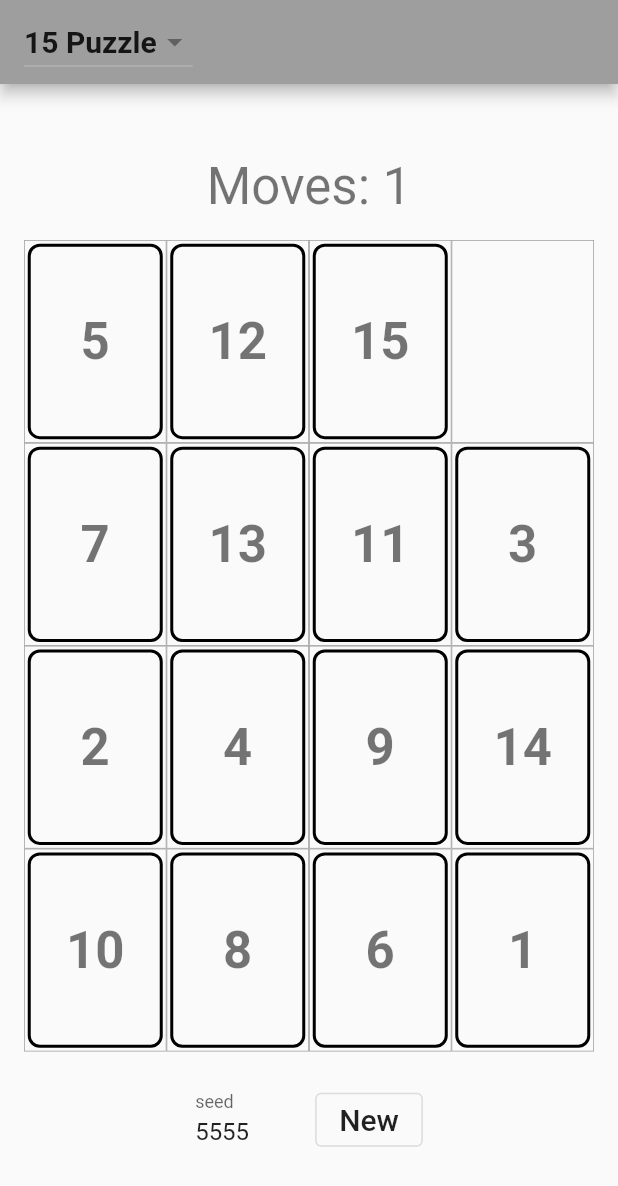
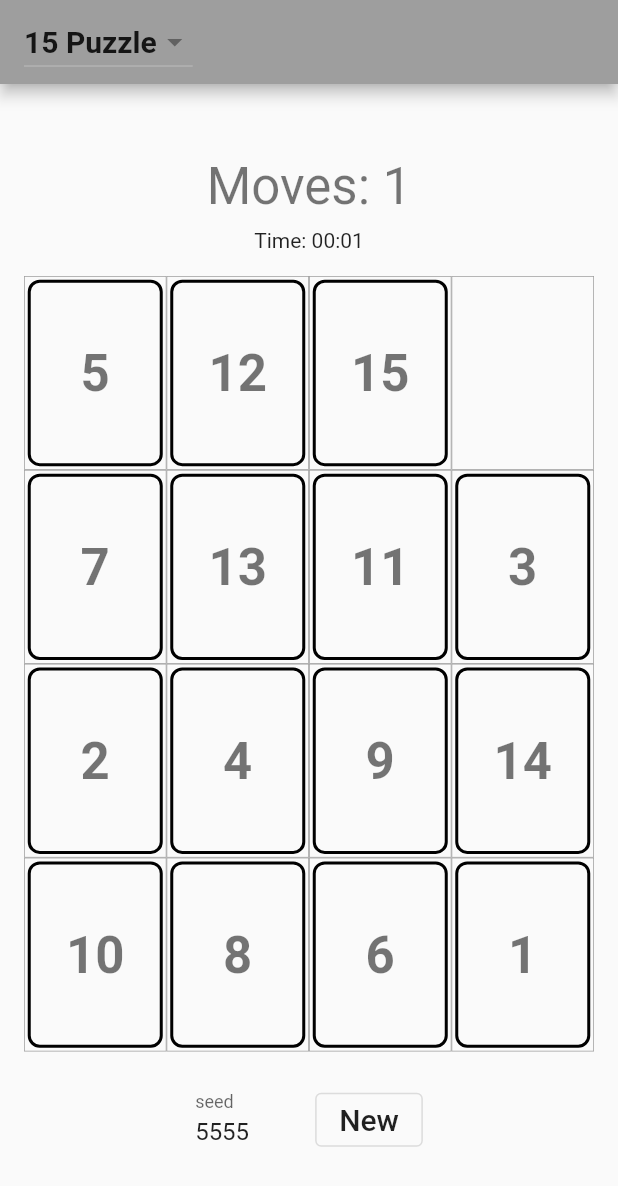
Before and after one commit to RyochanUedasan/fifteen_puzzle, a Flutter app: the screen it shows after launch, after a tap on an icon or button, on a phone screen of 412 x 824 dp. Shown: the top 1186 px of the screen. Run offline on Flutter 3.47's test engine with Material 2 defaults, Android fonts, the phone set to English and light mode, and no system bars.

Commit message:
Count and display playtime (#12)

```diff
--- a/lib/game.dart
+++ b/lib/game.dart
@@ -1,6 +1,7 @@
 import 'dart:math';
 
 import 'package:collection/collection.dart';
+import 'playtime_counter.dart';
 import 'tile.dart';
 
 class Game {
@@ -8,15 +9,42 @@ class Game {
   final int gridSize;
   final int? seed;
   final List<Tile> tiles;
+  final PlaytimeCounter playtimeCounter;
+
   int moveCount = 0;
 
   Game({this.gridSize = 4, this.seed = 5555})
-      : tiles = generateShuffledTiles(gridSize, seed);
+      : tiles = generateShuffledTiles(gridSize, seed),
+        playtimeCounter = PlaytimeCounter();
 
   static List<Tile> generateShuffledTiles(int gridSize, int? seed) {
     final tiles = List.generate(gridSize * gridSize, (i) => Tile(number: i));
     tiles.shuffle(Random(seed));
     return tiles;
+  }
+
+  bool firstMove() {
+    return moveCount == 0;
+  }
+
+  void startCountingPlaytime() {
+    playtimeCounter.start();
+  }
+
+  void stopCountingPlaytime() {
+    playtimeCounter.stop();
+  }
+
+  /// Returns playtime formatted in `mm:ss`.
+  String playtime() {
+    return playtimeCounter
+        .duration()
+        .toString()
+        .split(".")
+        .first
+        .split(":")
+        .sublist(1)
+        .join(":");
   }
 
   void incrementMoveCount() {
--- a/lib/play.dart
+++ b/lib/play.dart
@@ -33,20 +33,26 @@ class _PlayState extends State<Play> {
     super.dispose();
   }
 
-  void onTileMoved(int from, int to) {
-    if (game.completed()) {
-      return;
-    }
-    game.swap(from, to);
-    setState(() {
-      game.incrementMoveCount();
-    });
-    if (game.completed()) {
+  void showCompletedDialog() {
     showDialog(
       context: context,
       builder: (context) => AlertDialog(
         title: const Text("Completed!"),
-          content: Text("Your moves: ${game.moveCount}"),
+        content: Column(
+          mainAxisSize: MainAxisSize.min,
+          crossAxisAlignment: CrossAxisAlignment.start,
+          children: [
+            Center(
+              child: Text(
+                "Score",
+                style: Theme.of(context).textTheme.titleMedium,
+              ),
+            ),
+            const SizedBox(height: 8.0),
+            Text("Moves: ${game.moveCount}"),
+            Text("Time: ${game.playtime()}")
+          ],
+        ),
         actions: [
           TextButton(
             onPressed: () {
@@ -58,14 +64,37 @@ class _PlayState extends State<Play> {
       ),
     );
   }
+
+  void onTileMoved(int from, int to) {
+    if (game.completed()) {
+      return;
+    }
+    if (game.firstMove()) {
+      game.startCountingPlaytime();
+    }
+    game.swap(from, to);
+    setState(() {
+      game.incrementMoveCount();
+    });
+    if (game.completed()) {
+      game.stopCountingPlaytime();
+      showCompletedDialog();
+    }
   }
 
   Widget scoreBoard() {
-    return Center(
-      child: Text(
+    return Column(
+      children: [
+        Text(
           "Moves: ${game.moveCount}",
           style: Theme.of(context).textTheme.headlineMedium,
         ),
+        const SizedBox(height: 8.0),
+        AnimatedBuilder(
+          animation: game.playtimeCounter,
+          builder: (_, __) => Text("Time: ${game.playtime()}"),
+        )
+      ],
     );
   }
 
--- /dev/null
+++ b/lib/playtime_counter.dart
@@ -0,0 +1,30 @@
+import 'dart:async';
+
+import 'package:flutter/material.dart';
+
+class PlaytimeCounter extends ChangeNotifier {
+  late Timer timer;
+
+  /// Time unit is seconds.
+  int value = 0;
+
+  Duration duration() {
+    return Duration(seconds: value);
+  }
+
+  void start() {
+    timer = Timer.periodic(const Duration(seconds: 1), (timer) {
+      if (value >= Duration.secondsPerHour - 1) {
+        timer.cancel();
+        return;
+      }
+      value++;
+      notifyListeners();
+    });
+  }
+
+  void stop() {
+    timer.cancel();
+    notifyListeners();
+  }
+}
--- a/pubspec.yaml
+++ b/pubspec.yaml
@@ -37,6 +37,7 @@ dependencies:
   collection: ^1.16.0
   quiver: ^3.1.0
   url_launcher: ^6.1.5
+  provider: ^6.0.3
 
 dev_dependencies:
   flutter_test:
```
Also changed, not shown: pubspec.lock, 3 other files. Lines whose indentation alone changed are shown as unchanged.
